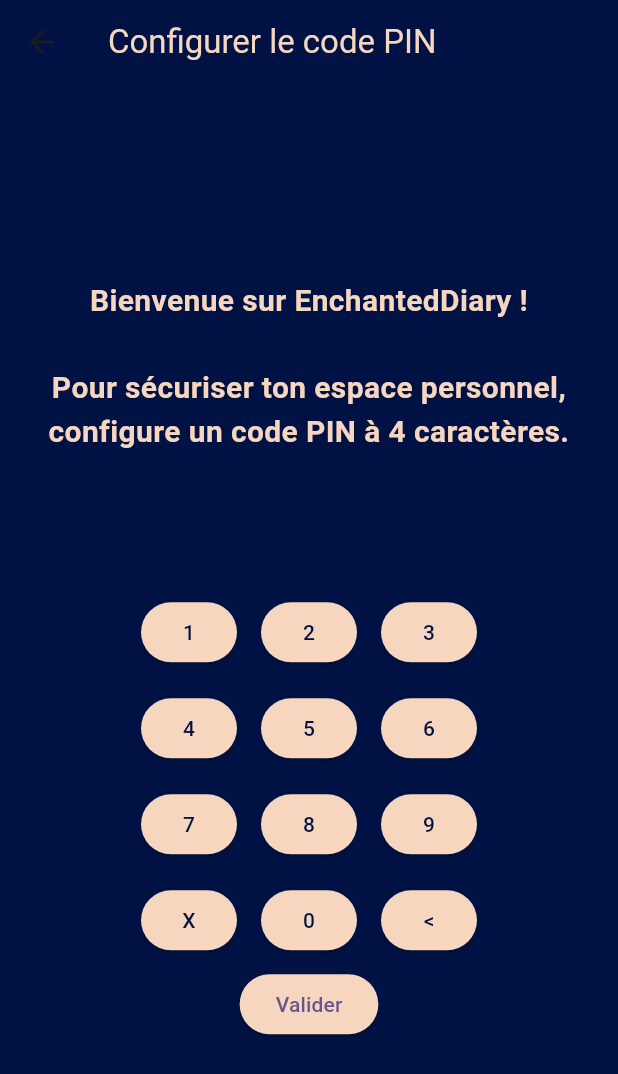
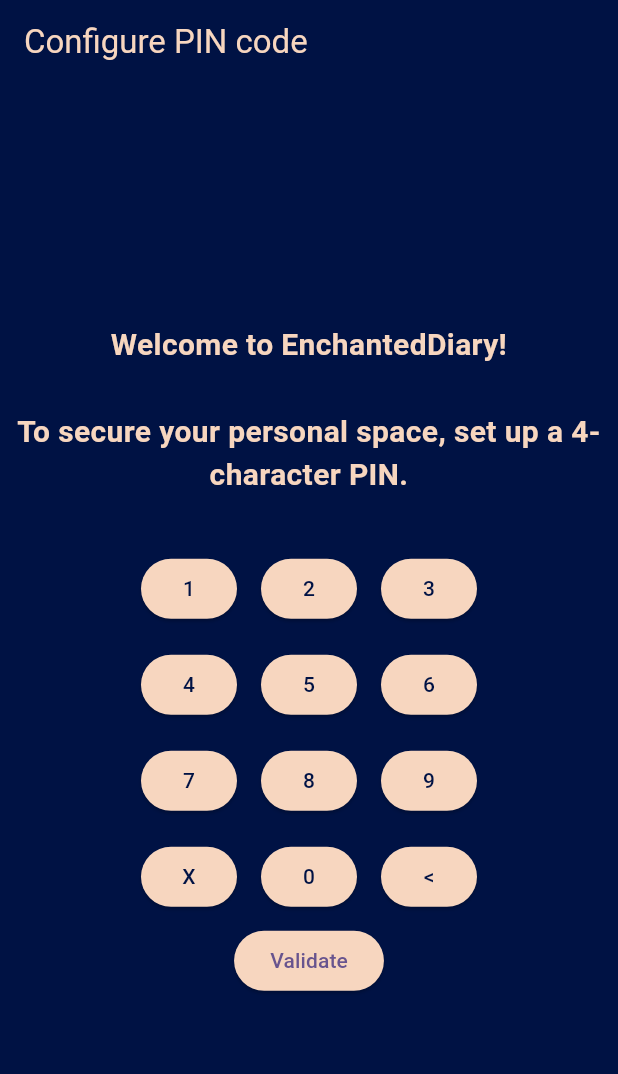
Before and after one commit to iwizy59/enchanteddiary, a Flutter app: the PinConfigPage screen opened directly, on a phone screen of 412 x 824 dp. Shown: the top 1074 px of the screen. Run offline on Flutter 3.47's test engine with Material 3 defaults, Android fonts, the phone set to English and light mode, and no system bars; our stand-ins replace dots_indicator, shared_preferences, table_calendar; accounts and stored records are empty; Roboto replaces fonts that are missing (Poppins).

Commit message:
ajout first start traduction onboarding intégration code PIN

```diff
--- a/lib/onboarding/secure_page.dart
+++ b/lib/onboarding/secure_page.dart
@@ -1,5 +1,6 @@
 import 'package:dots_indicator/dots_indicator.dart';
 import 'package:enchanteddiary/onboarding/final_page.dart';
+import 'package:enchanteddiary/pin/pin_config.dart';
 import 'package:flutter/material.dart';
 import 'package:enchanteddiary/header/header.dart';
 
@@ -37,7 +38,7 @@
                   children: <TextSpan>[
                     new TextSpan(
                         text:
-                            'Avant tout, tu vas devoir saisir un code pin pour sécuriser ton Diary'),
+                            'First, you will need to set a PIN to secure your Diary.'),
                   ],
                 ),
               ),
@@ -46,13 +47,13 @@
                   Navigator.pushReplacement(
                     context,
                     MaterialPageRoute(
-                      builder: (context) => FinalPageWidget(),
+                      builder: (context) => PinConfigPage(),
                     ),
                   );
                 },
                 child: Padding(
                   padding: const EdgeInsets.all(12.0),
-                  child: Text("Suivant"),
+                  child: Text("Next"),
                 ),
                 style: ButtonStyle(
                     foregroundColor:
--- a/lib/onboarding/welcome_page.dart
+++ b/lib/onboarding/welcome_page.dart
@@ -35,13 +35,13 @@
                     color: Colors.black,
                   ),
                   children: <TextSpan>[
-                    new TextSpan(text: 'Bienvenue sur '),
+                    new TextSpan(text: 'Welcome to '),
                     new TextSpan(
                         text: 'EnchantedDiary',
                         style: new TextStyle(
                             fontWeight: FontWeight.bold,
                             color: Color.fromRGBO(0, 80, 134, 1))),
-                    new TextSpan(text: ' ton journal intime sécurisé'),
+                    new TextSpan(text: ' your secure personal diary'),
                   ],
                 ),
               ),
@@ -56,7 +56,7 @@
                 },
                 child: Padding(
                   padding: const EdgeInsets.all(12.0),
-                  child: Text("Suivant"),
+                  child: Text("Next"),
                 ),
                 style: ButtonStyle(
                     foregroundColor:
--- a/lib/pin/pin_config.dart
+++ b/lib/pin/pin_config.dart
@@ -25,7 +25,7 @@
       backgroundColor: darkBlue,
       appBar: AppBar(
         title: Text(
-          'Configurer le code PIN',
+          'Configure PIN code',
           style: TextStyle(color: lightYellow),
         ),
         backgroundColor: darkBlue,
@@ -35,7 +35,7 @@
           mainAxisAlignment: MainAxisAlignment.center,
           children: <Widget>[
             Text(
-              'Bienvenue sur EnchantedDiary !\n\nPour sécuriser ton espace personnel, configure un code PIN à 4 caractères.\n\n',
+              'Welcome to EnchantedDiary!\n\nTo secure your personal space, set up a 4-character PIN.',
               textAlign: TextAlign.center,
               style: TextStyle(
                 color: lightYellow,
@@ -146,7 +146,7 @@
             ),
             ElevatedButton(
               onPressed: () => _onValidateButtonPressed(context),
-              child: Text('Valider'),
+              child: Text('Validate'),
               style: ElevatedButton.styleFrom(
                 backgroundColor: lightYellow, // Couleur lightBlue
               ),
--- a/lib/pin/pin_login.dart
+++ b/lib/pin/pin_login.dart
@@ -1,3 +1,5 @@
+import 'package:enchanteddiary/calendar/calendar_page.dart';
+import 'package:enchanteddiary/onboarding/final_page.dart';
 import 'package:flutter/material.dart';
 import 'package:shared_preferences/shared_preferences.dart';
 import 'package:enchanteddiary/main.dart';
@@ -34,7 +36,7 @@
           mainAxisAlignment: MainAxisAlignment.center,
           children: <Widget>[
             Text(
-              'Welcome back sur EnchantedDiary !\n\nPour accéder à ton espace personnel, renseigne ton code PIN.\n\n',
+              'Welcome back to EnchantedDiary!\n\nTo access your personal space, please enter your PIN.\n\n',
               textAlign: TextAlign.center,
               style: TextStyle(
                 color: lightYellow,
@@ -185,7 +187,12 @@
     print(savedPin);
     print(enteredPin);
     if (savedPin == enteredPin) {
-      Navigator.pushReplacement(context, MaterialPageRoute(builder: (context) => MyApp()));
+      final isFirstStart = prefs.getBool('isFirstStart') ?? true;
+      if(isFirstStart){
+        Navigator.pushReplacement(context, MaterialPageRoute(builder: (context) => FinalPageWidget()));
+      }
+      else
+      Navigator.pushReplacement(context, MaterialPageRoute(builder: (context) => CalendarPage()));
     } else {
       showDialog(
         context: context,
```
Also changed, not shown: lib/calendar/calendar_page.dart (+13 -0 lines), lib/main.dart (+11 -2 lines), lib/onboarding/final_page.dart (+10 -6 lines).
